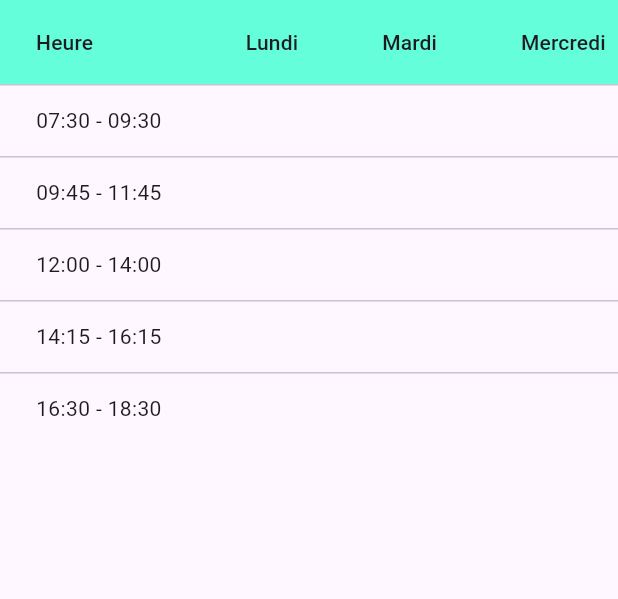
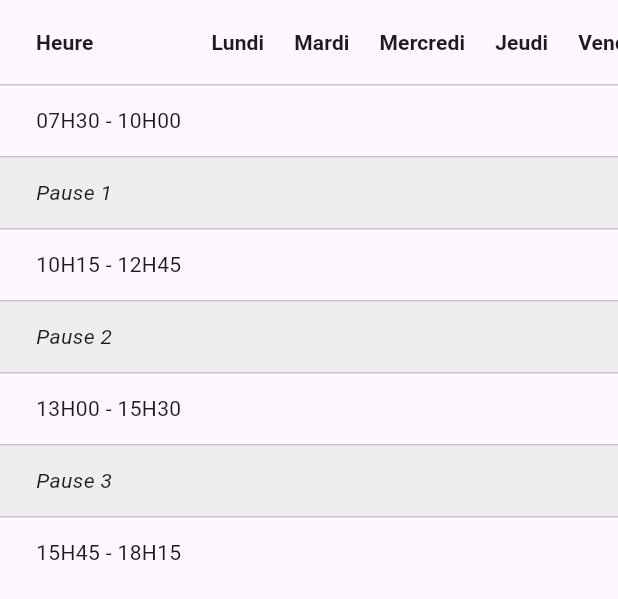
Before and after one commit to njilo1/emploi_temps_admin, a Flutter app: the EmploiTable widget shown alone on an empty page, opened directly with empty values, on a phone screen of 412 x 824 dp. Shown: the top 599 px of the screen. Run offline on Flutter 3.47's test engine with Material 3 defaults, Android fonts, the phone set to English and light mode, and no system bars; our stand-ins replace cloud_firestore, file_picker, firebase_core, printing; accounts and stored records are empty.

Commit message:
Sauvegarde locale avant merge
# Conflicts:
#	lib/services/emploi_generator.dart
#	lib/widgets/emploi_table.dart

```diff
--- a/lib/widgets/emploi_table.dart
+++ b/lib/widgets/emploi_table.dart
@@ -1,20 +1,15 @@
 import 'package:flutter/material.dart';
 
 class EmploiTable extends StatelessWidget {
-  final List<String> jours = [
-    'Lundi',
-    'Mardi',
-    'Mercredi',
-    'Jeudi',
-    'Vendredi',
-    'Samedi',
-  ];
+  final List<String> jours = ['Lundi', 'Mardi', 'Mercredi', 'Jeudi', 'Vendredi', 'Samedi'];
   final List<String> heures = [
-    '07:30 - 09:30',
-    '09:45 - 11:45',
-    '12:00 - 14:00',
-    '14:15 - 16:15',
-    '16:30 - 18:30',
+    '07H30 - 10H00',
+    'Pause 1',
+    '10H15 - 12H45',
+    'Pause 2',
+    '13H00 - 15H30',
+    'Pause 3',
+    '15H45 - 18H15',
   ];
 
   final Map<String, Map<String, String>> emploiData;
@@ -26,19 +21,41 @@ class EmploiTable extends StatelessWidget {
     return SingleChildScrollView(
       scrollDirection: Axis.horizontal,
       child: DataTable(
-        headingRowColor: MaterialStateProperty.all(Colors.tealAccent),
+        columnSpacing: 20,
         columns: [
-          const DataColumn(label: Text('Heure')),
-          ...jours.map((jour) => DataColumn(label: Text(jour))),
+          const DataColumn(
+            label: Text(
+              'Heure',
+              style: TextStyle(fontWeight: FontWeight.bold),
+            ),
+          ),
+          ...jours.map((jour) => DataColumn(
+            label: Text(
+              jour,
+              style: TextStyle(fontWeight: FontWeight.bold),
+            ),
+          )),
         ],
         rows: heures.map((heure) {
+          // Si c’est une pause, on affiche une ligne spéciale
+          if (heure.startsWith('Pause')) {
+            return DataRow(
+              color: MaterialStateProperty.all(Colors.grey.shade200),
+              cells: [
+                DataCell(Text(heure, style: const TextStyle(fontStyle: FontStyle.italic))),
+                ...jours.map((_) => const DataCell(Text(''))).toList(),
+              ],
+            );
+          }
+
+          // Sinon, afficher les cours normaux
           return DataRow(
             cells: [
               DataCell(Text(heure)),
               ...jours.map((jour) {
-                String valeur = emploiData[jour]?[heure] ?? '';
-                return DataCell(Text(valeur));
-              }).toList()
+                String contenu = emploiData[jour]?[heure] ?? '';
+                return DataCell(Text(contenu));
+              }).toList(),
             ],
           );
         }).toList(),
```
Also changed, not shown: lib/pages/emploi_page.dart (+9 -16 lines), lib/services/emploi_generator.dart (+46 -104 lines).
